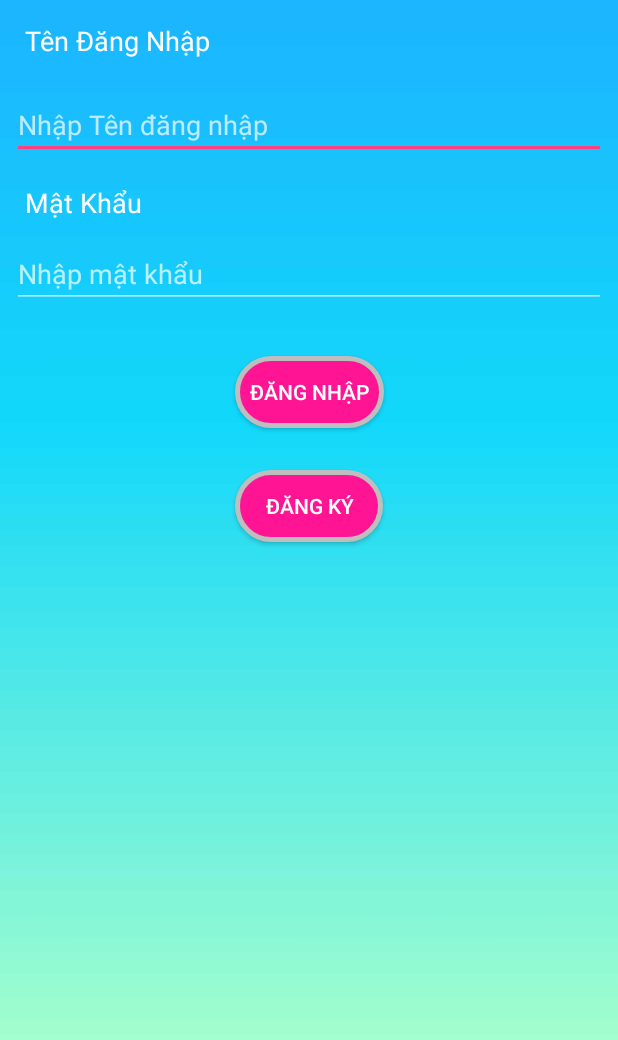
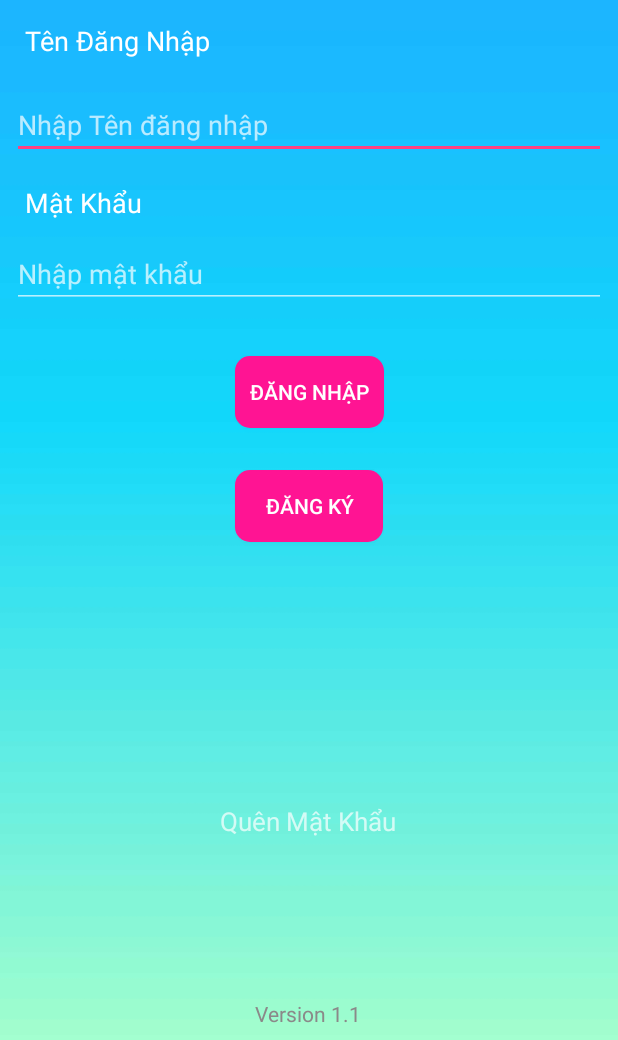
Before and after one commit to lehoangthienan/QuanLyTinhNguyen-Java-AndroidStudio, an Android app: the screen it shows after launch (MainActivity), on a phone screen of 412 x 824 dp, the part 196-1236 px from its top. Run offline under Robolectric (Android 15) with nearby library versions, the phone set to English and light mode, and no system bars; our stand-ins replace Volley; network calls fail.

Commit message:
update giao dien

```diff
--- a/app/src/main/res/drawable/drawbutton.xml
+++ b/app/src/main/res/drawable/drawbutton.xml
@@ -3,12 +3,12 @@
     <solid android:color="#FF1493">
     </solid>
     <!-- đặt thuộc tính màu và độ rộng của đường viền -->
-    <stroke android:color="#BEBEBE" android:width="3dp">
-    </stroke>
+    <!--<stroke android:color="#BEBEBE" android:width="3dp">-->
+    <!--</stroke>-->
     <!-- các thuộc tính căn chỉnh -->
     <padding android:bottom="10dp" android:left="10dp" android:right="10dp" android:top="10dp">
     </padding>
     <!-- và đây là bán kính đường tròn ở 4 góc -->
-    <corners android:radius="400dp">
+    <corners android:radius="10dp">
     </corners>
 </shape>
--- a/app/src/main/res/drawable/drawbuttonweather.xml
+++ b/app/src/main/res/drawable/drawbuttonweather.xml
@@ -9,6 +9,6 @@
     <padding android:bottom="10dp" android:left="10dp" android:right="10dp" android:top="10dp">
     </padding>
     <!-- và đây là bán kính đường tròn ở 4 góc -->
-    <corners android:radius="50dp">
+    <corners android:radius="10dp">
     </corners>
 </shape>
--- a/app/src/main/res/drawable/drawimagebuttincapnhap.xml
+++ b/app/src/main/res/drawable/drawimagebuttincapnhap.xml
@@ -3,12 +3,12 @@
     <solid android:color="#FF1493">
     </solid>
     <!-- đặt thuộc tính màu và độ rộng của đường viền -->
-    <stroke android:color="#696969" android:width="3dp">
-    </stroke>
+    <!--<stroke android:color="#696969" android:width="3dp">-->
+    <!--</stroke>-->
     <!-- các thuộc tính căn chỉnh -->
     <padding android:bottom="10dp" android:left="10dp" android:right="10dp" android:top="10dp">
     </padding>
     <!-- và đây là bán kính đường tròn ở 4 góc -->
-    <corners android:radius="400dp">
+    <corners android:radius="10dp">
     </corners>
 </shape>
--- a/app/src/main/res/drawable/drawimagebuttincapnhapmatkhau.xml
+++ b/app/src/main/res/drawable/drawimagebuttincapnhapmatkhau.xml
@@ -9,6 +9,6 @@
     <padding android:bottom="10dp" android:left="10dp" android:right="10dp" android:top="10dp">
     </padding>
     <!-- và đây là bán kính đường tròn ở 4 góc -->
-    <corners android:radius="400dp">
+    <corners android:radius="10dp">
     </corners>
 </shape>
--- a/app/src/main/res/drawable/drawimagebuttonadmin.xml
+++ b/app/src/main/res/drawable/drawimagebuttonadmin.xml
@@ -3,12 +3,12 @@
     <solid android:color="#00BFFF">
     </solid>
     <!-- đặt thuộc tính màu và độ rộng của đường viền -->
-    <stroke android:color="#BEBEBE" android:width="3dp">
-    </stroke>
+    <!--<stroke android:color="#BEBEBE" android:width="3dp">-->
+    <!--</stroke>-->
     <!-- các thuộc tính căn chỉnh -->
     <padding android:bottom="10dp" android:left="10dp" android:right="10dp" android:top="10dp">
     </padding>
     <!-- và đây là bán kính đường tròn ở 4 góc -->
-    <corners android:radius="400dp">
+    <corners android:radius="10dp">
     </corners>
 </shape>
--- a/app/src/main/res/drawable/drawimagebuttoncall.xml
+++ b/app/src/main/res/drawable/drawimagebuttoncall.xml
@@ -3,12 +3,12 @@
     <solid android:color="#00B2EE">
     </solid>
     <!-- đặt thuộc tính màu và độ rộng của đường viền -->
-    <stroke android:color="#696969" android:width="3dp">
-    </stroke>
+    <!--<stroke android:color="#696969" android:width="3dp">-->
+    <!--</stroke>-->
     <!-- các thuộc tính căn chỉnh -->
     <padding android:bottom="10dp" android:left="10dp" android:right="10dp" android:top="10dp">
     </padding>
     <!-- và đây là bán kính đường tròn ở 4 góc -->
-    <corners android:radius="400dp">
+    <corners android:radius="10dp">
     </corners>
 </shape>
--- a/app/src/main/res/drawable/drawimagebuttoncheck.xml
+++ b/app/src/main/res/drawable/drawimagebuttoncheck.xml
@@ -3,12 +3,12 @@
     <solid android:color="#87CEFA">
     </solid>
     <!-- đặt thuộc tính màu và độ rộng của đường viền -->
-    <stroke android:color="#696969" android:width="3dp">
-    </stroke>
+    <!--<stroke android:color="#696969" android:width="3dp">-->
+    <!--</stroke>-->
     <!-- các thuộc tính căn chỉnh -->
     <padding android:bottom="10dp" android:left="10dp" android:right="10dp" android:top="10dp">
     </padding>
     <!-- và đây là bán kính đường tròn ở 4 góc -->
-    <corners android:radius="400dp">
+    <corners android:radius="10dp">
     </corners>
 </shape>
--- a/app/src/main/res/drawable/drawimagebuttonchinhsua.xml
+++ b/app/src/main/res/drawable/drawimagebuttonchinhsua.xml
@@ -3,12 +3,12 @@
     <solid android:color="#D3D3D3">
     </solid>
     <!-- đặt thuộc tính màu và độ rộng của đường viền -->
-    <stroke android:color="#363636" android:width="3dp">
-    </stroke>
+    <!--<stroke android:color="#363636" android:width="3dp">-->
+    <!--</stroke>-->
     <!-- các thuộc tính căn chỉnh -->
     <padding android:bottom="10dp" android:left="10dp" android:right="10dp" android:top="10dp">
     </padding>
     <!-- và đây là bán kính đường tròn ở 4 góc -->
-    <corners android:radius="400dp">
+    <corners android:radius="10dp">
     </corners>
 </shape>
--- a/app/src/main/res/drawable/drawimagebuttondangky.xml
+++ b/app/src/main/res/drawable/drawimagebuttondangky.xml
@@ -3,12 +3,12 @@
     <solid android:color="#000000">
     </solid>
     <!-- đặt thuộc tính màu và độ rộng của đường viền -->
-    <stroke android:color="#696969" android:width="3dp">
-    </stroke>
+    <!--<stroke android:color="#696969" android:width="3dp">-->
+    <!--</stroke>-->
     <!-- các thuộc tính căn chỉnh -->
     <padding android:bottom="10dp" android:left="10dp" android:right="10dp" android:top="10dp">
     </padding>
     <!-- và đây là bán kính đường tròn ở 4 góc -->
-    <corners android:radius="400dp">
+    <corners android:radius="10dp">
     </corners>
 </shape>
--- a/app/src/main/res/drawable/drawimagebuttontime.xml
+++ b/app/src/main/res/drawable/drawimagebuttontime.xml
@@ -3,12 +3,12 @@
     <solid android:color="#CFCFCF">
     </solid>
     <!-- đặt thuộc tính màu và độ rộng của đường viền -->
-    <stroke android:color="#696969" android:width="3dp">
-    </stroke>
+    <!--<stroke android:color="#696969" android:width="3dp">-->
+    <!--</stroke>-->
     <!-- các thuộc tính căn chỉnh -->
     <padding android:bottom="10dp" android:left="10dp" android:right="10dp" android:top="10dp">
     </padding>
     <!-- và đây là bán kính đường tròn ở 4 góc -->
-    <corners android:radius="400dp">
+    <corners android:radius="10dp">
     </corners>
 </shape>
--- a/app/src/main/res/drawable/drawoimagebutton.xml
+++ b/app/src/main/res/drawable/drawoimagebutton.xml
@@ -3,12 +3,12 @@
     <solid android:color="#000000">
     </solid>
     <!-- đặt thuộc tính màu và độ rộng của đường viền -->
-    <stroke android:color="#696969" android:width="3dp">
-    </stroke>
+    <!--<stroke android:color="#696969" android:width="3dp">-->
+    <!--</stroke>-->
     <!-- các thuộc tính căn chỉnh -->
     <padding android:bottom="10dp" android:left="10dp" android:right="10dp" android:top="10dp">
     </padding>
     <!-- và đây là bán kính đường tròn ở 4 góc -->
-    <corners android:radius="400dp">
+    <corners android:radius="10dp">
     </corners>
 </shape>
--- a/app/src/main/res/drawable/drawoimagebuttonchitiet.xml
+++ b/app/src/main/res/drawable/drawoimagebuttonchitiet.xml
@@ -3,12 +3,12 @@
     <solid android:color="#00BFFF">
     </solid>
     <!-- đặt thuộc tính màu và độ rộng của đường viền -->
-    <stroke android:color="#BEBEBE" android:width="3dp">
-    </stroke>
+    <!--<stroke android:color="#BEBEBE" android:width="3dp">-->
+    <!--</stroke>-->
     <!-- các thuộc tính căn chỉnh -->
     <padding android:bottom="10dp" android:left="10dp" android:right="10dp" android:top="10dp">
     </padding>
     <!-- và đây là bán kính đường tròn ở 4 góc -->
-    <corners android:radius="400dp">
+    <corners android:radius="10dp">
     </corners>
 </shape>
--- a/app/src/main/res/layout/activity_main.xml
+++ b/app/src/main/res/layout/activity_main.xml
@@ -129,4 +129,37 @@
         app:layout_constraintTop_toTopOf="parent"
         android:layout_marginTop="8dp" />
 
+    <TextView
+        android:id="@+id/textView40"
+        android:layout_width="wrap_content"
+        android:layout_height="wrap_content"
+        android:layout_marginBottom="8dp"
+        android:layout_marginEnd="8dp"
+        android:layout_marginStart="8dp"
+        android:layout_marginTop="8dp"
+        android:text="Version 1.1"
+        android:textColor="#8B8989"
+        app:layout_constraintBottom_toBottomOf="parent"
+        app:layout_constraintEnd_toEndOf="parent"
+        app:layout_constraintHorizontal_bias="0.498"
+        app:layout_constraintStart_toStartOf="parent"
+        app:layout_constraintTop_toBottomOf="@+id/textView54"
+        app:layout_constraintVertical_bias="1.0" />
+
+    <TextView
+        android:id="@+id/textView54"
+        android:layout_width="wrap_content"
+        android:layout_height="wrap_content"
+        android:layout_marginBottom="8dp"
+        android:layout_marginEnd="8dp"
+        android:layout_marginStart="8dp"
+        android:layout_marginTop="48dp"
+        android:text="Quên Mật Khẩu"
+        android:textSize="17dp"
+        app:layout_constraintBottom_toBottomOf="parent"
+        app:layout_constraintEnd_toEndOf="parent"
+        app:layout_constraintHorizontal_bias="0.498"
+        app:layout_constraintStart_toStartOf="parent"
+        app:layout_constraintTop_toBottomOf="@+id/btnDangKyCT" />
+
 </android.support.constraint.ConstraintLayout>
--- a/app/src/main/res/layout/danhsachtinhnguyen.xml
+++ b/app/src/main/res/layout/danhsachtinhnguyen.xml
@@ -2,6 +2,12 @@
 <RelativeLayout xmlns:android="http://schemas.android.com/apk/res/android"
     xmlns:app="http://schemas.android.com/apk/res-auto"
     android:layout_width="match_parent"
+    android:layout_margin="10dp"
+    android:radius="50dp"
+    android:shadowColor="#8B8989"
+    android:shadowDx="1.2"
+    android:shadowDy="1.2"
+    android:shadowRadius="1.5"
     android:layout_height="600dp">
 
     <TextView
```
Also changed, not shown: app/src/main/res/layout/activity_weather.xml (+9 -0 lines).
